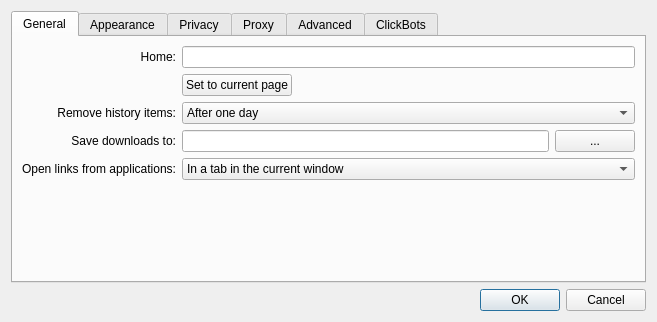
DaimonMicha/webkitBrowser, file browser/settings.ui: the form before one commit.
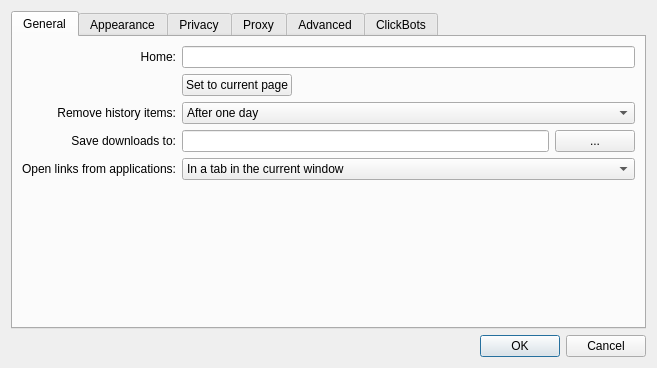
The form after the commit.

```diff
--- a/browser/settings.ui
+++ b/browser/settings.ui
@@ -7,7 +7,7 @@
     <x>0</x>
     <y>0</y>
     <width>657</width>
-    <height>322</height>
+    <height>368</height>
    </rect>
   </property>
   <property name="windowTitle">
```
